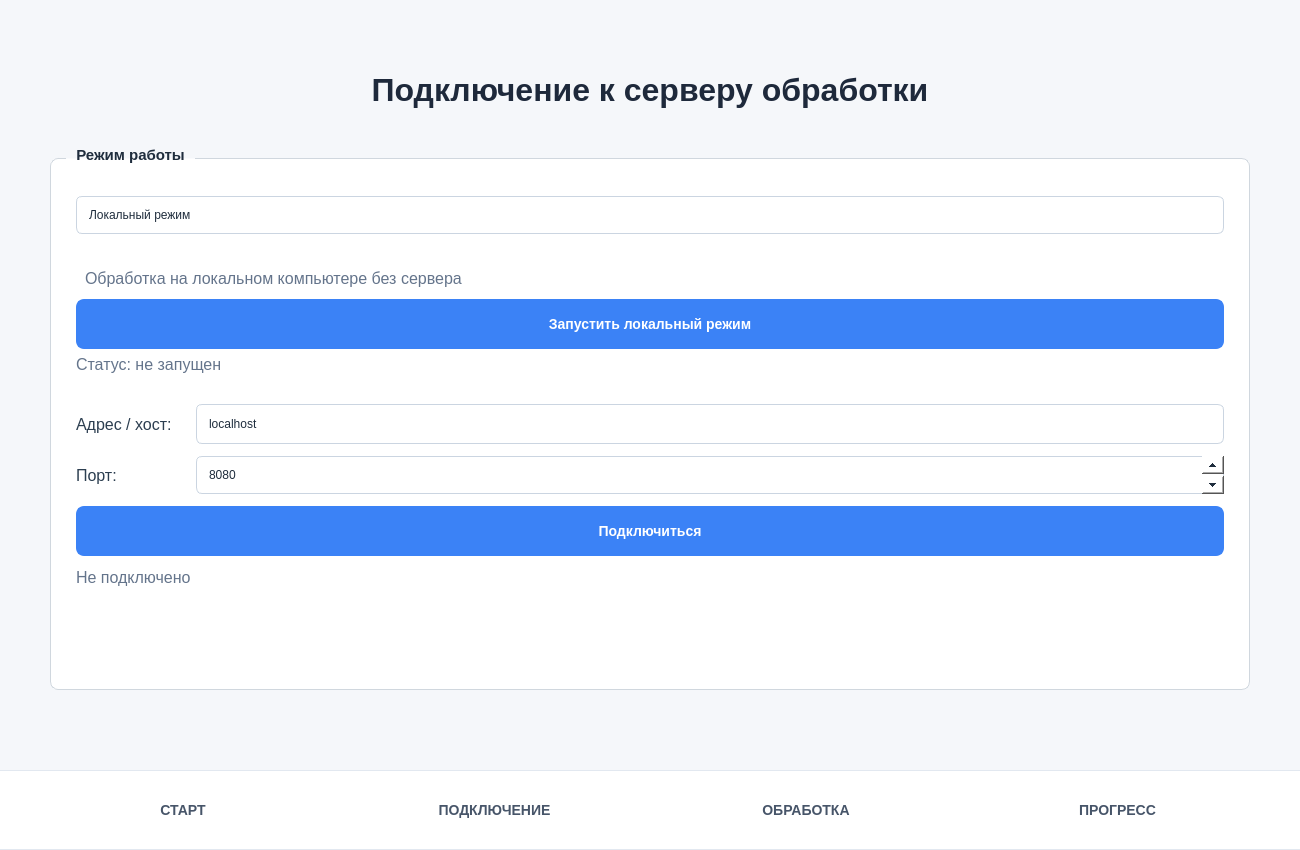
This is src/client/ui/ui_main.ui in yakovlevia/SpeechEQ as Qt 5 draws it before an edit. The edited form follows.
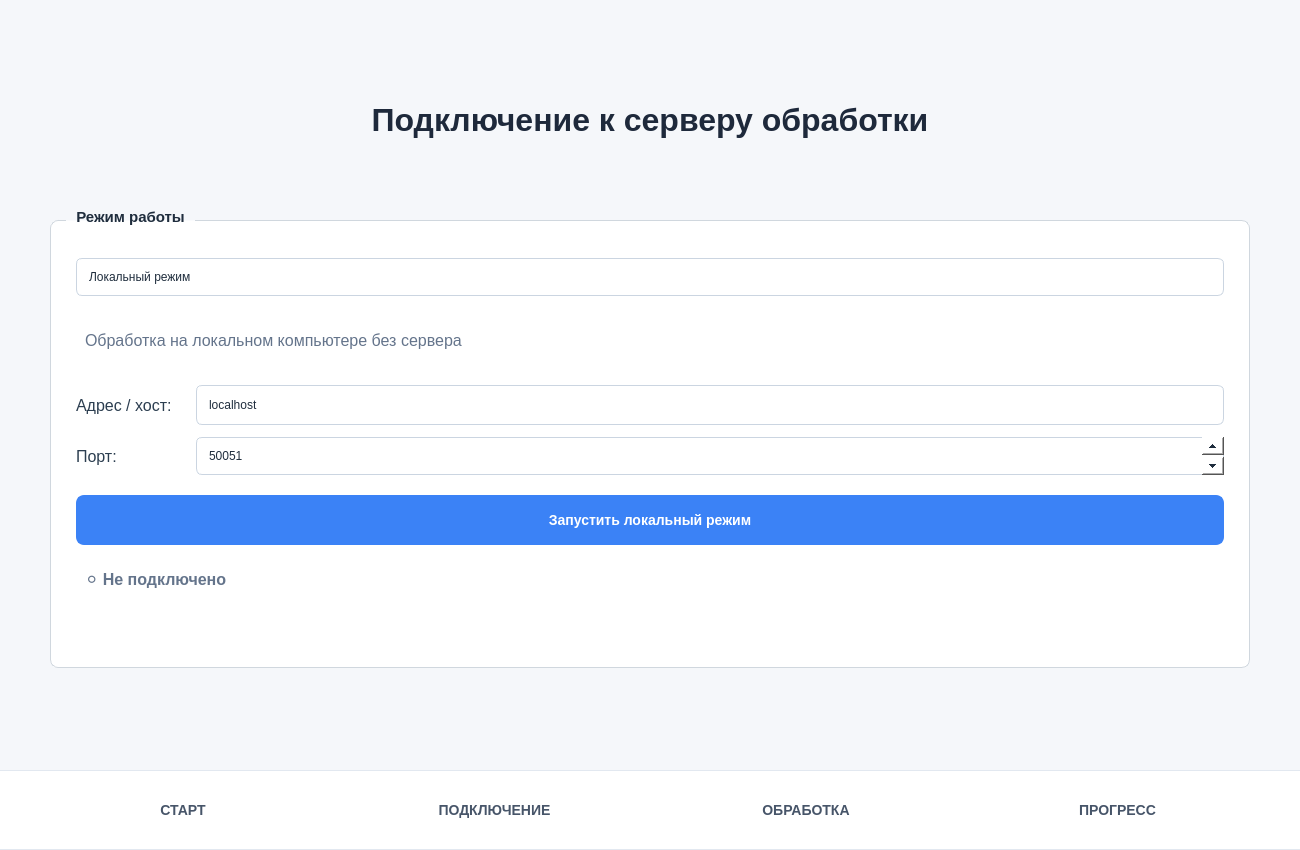
This is the edited form. The open tabs and pages were chosen to show the change.

Commit message: udate server and connection screen

Patch:
```diff
--- a/src/client/ui/ui_main.ui
+++ b/src/client/ui/ui_main.ui
@@ -65,7 +65,7 @@
               background-color: #e2e8f0;
           }
           
-          QPushButton#startProcessingBtn, QPushButton#startLocalBtn, QPushButton#connectBtn {
+          QPushButton#actionBtn {
               background-color: #3b82f6;
               border: 1.5px solid #3b82f6;
               color: white;
@@ -236,7 +236,6 @@
               background: transparent;
           }
           
-          /* Выпадающий список: только красота, без расширения по ширине */
           QComboBox QAbstractItemView {
               border: 1px solid #cbd5e1;
               border-radius: 8px;
@@ -272,7 +271,6 @@
               color: #ffffff;
           }
           
-          /* Скроллбар внутри выпадающего списка */
           QComboBox QScrollBar:vertical {
               background: transparent;
               width: 10px;
@@ -302,8 +300,8 @@
               background: transparent;
           }
           
-          /* ===== СТИЛИ ДЛЯ QSpinBox / QTimeEdit / QDateTimeEdit ===== */
-          QSpinBox, QTimeEdit, QDateTimeEdit {
+          /* ===== СТИЛИ ДЛЯ QSpinBox ===== */
+          QSpinBox {
               border: 1px solid #cbd5e1;
               border-radius: 6px;
               padding: 0 26px 0 10px;
@@ -319,14 +317,14 @@
               outline: none;
           }
           
-          QSpinBox::up-button, QTimeEdit::up-button, QDateTimeEdit::up-button {
+          QSpinBox::up-button {
               subcontrol-origin: border;
               subcontrol-position: top right;
               width: 22px;
               height: 18px;
           }
           
-          QSpinBox::down-button, QTimeEdit::down-button, QDateTimeEdit::down-button {
+          QSpinBox::down-button {
               subcontrol-origin: border;
               subcontrol-position: bottom right;
               width: 22px;
@@ -792,41 +790,6 @@
                 </property>
                </widget>
               </item>
-              <item row="1" column="0" colspan="2">
-               <widget class="QPushButton" name="startLocalBtn">
-                <property name="text">
-                 <string>Запустить локальный режим</string>
-                </property>
-                <property name="font">
-                 <font>
-                  <pointsize>13</pointsize>
-                  <weight>75</weight>
-                  <bold>true</bold>
-                 </font>
-                </property>
-                <property name="minimumSize">
-                 <size>
-                  <width>0</width>
-                  <height>50</height>
-                 </size>
-                </property>
-               </widget>
-              </item>
-              <item row="2" column="0" colspan="2">
-               <widget class="QLabel" name="localStatusLabel">
-                <property name="text">
-                 <string>Статус: не запущен</string>
-                </property>
-                <property name="font">
-                 <font>
-                  <pointsize>12</pointsize>
-                 </font>
-                </property>
-                <property name="styleSheet">
-                 <string notr="true">color: #64748b;</string>
-                </property>
-               </widget>
-              </item>
              </layout>
             </widget>
            </item>
@@ -919,14 +882,19 @@
                  <number>65535</number>
                 </property>
                 <property name="value">
-                 <number>8080</number>
+                 <number>50051</number>
                 </property>
                </widget>
               </item>
-              <item row="2" column="0" colspan="2">
-               <widget class="QPushButton" name="connectBtn">
+             </layout>
+            </widget>
+           </item>
+           
+           <!-- Общая кнопка действия -->
+           <item>
+            <widget class="QPushButton" name="actionBtn">
                 <property name="text">
-                 <string>Подключиться</string>
+              <string>Запустить локальный режим</string>
                 </property>
                 <property name="font">
                  <font>
@@ -943,10 +911,12 @@
                 </property>
                </widget>
               </item>
-              <item row="3" column="0" colspan="2">
-               <widget class="QLabel" name="remoteStatusLabel">
+           
+           <!-- Строка статуса подключения -->
+           <item>
+            <widget class="QLabel" name="connectionStatusLabel">
                 <property name="text">
-                 <string>Не подключено</string>
+              <string>⚪ Не подключено</string>
                 </property>
                 <property name="font">
                  <font>
@@ -954,28 +924,12 @@
                  </font>
                 </property>
                 <property name="styleSheet">
-                 <string notr="true">color: #64748b;</string>
+              <string notr="true">color: #64748b; padding: 5px; font-weight: bold;</string>
                 </property>
                </widget>
               </item>
-              <item row="4" column="0" colspan="2">
-               <widget class="QLabel" name="serverVersionLabel">
-                <property name="text">
-                 <string/>
-                </property>
-                <property name="font">
-                 <font>
-                  <pointsize>11</pointsize>
-                 </font>
-                </property>
-                <property name="styleSheet">
-                 <string notr="true">color: #22c55e;</string>
-                </property>
-               </widget>
-              </item>
-             </layout>
-            </widget>
-           </item>
+           
+           <!-- Строка ошибок -->
            <item>
             <widget class="QLabel" name="errorLabel">
              <property name="text">
```
Left out of the diff: 8 changed lines with no effect on the pictures. Lines whose indentation alone changed are shown as unchanged. The commit also changes 16 other files.
